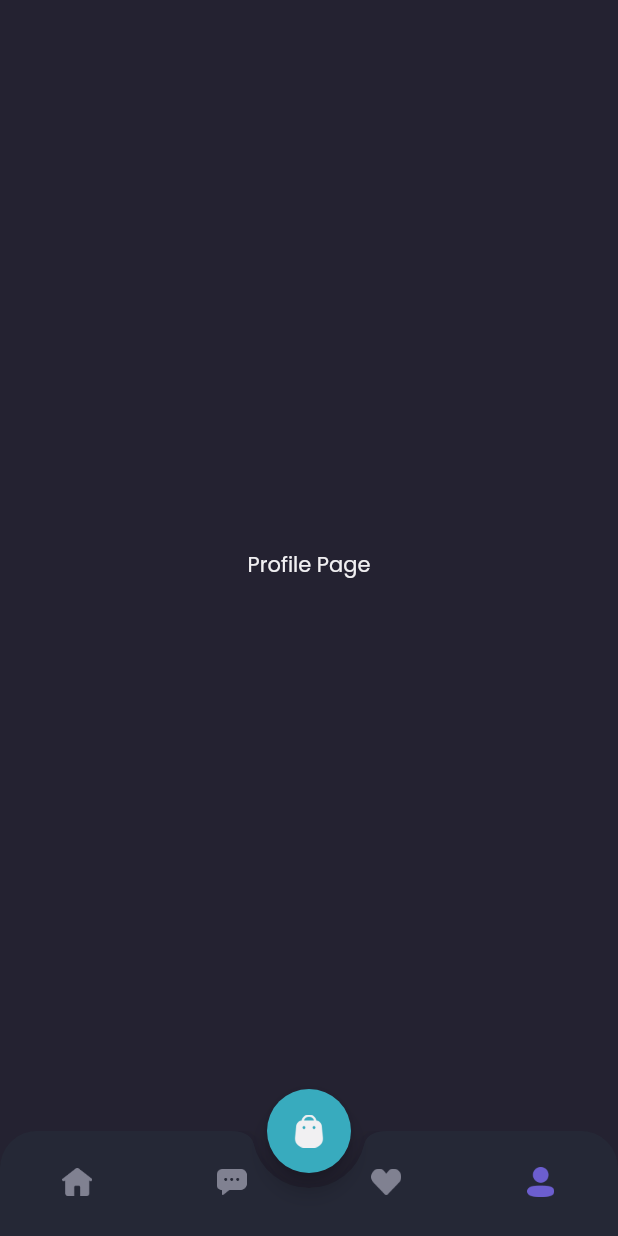
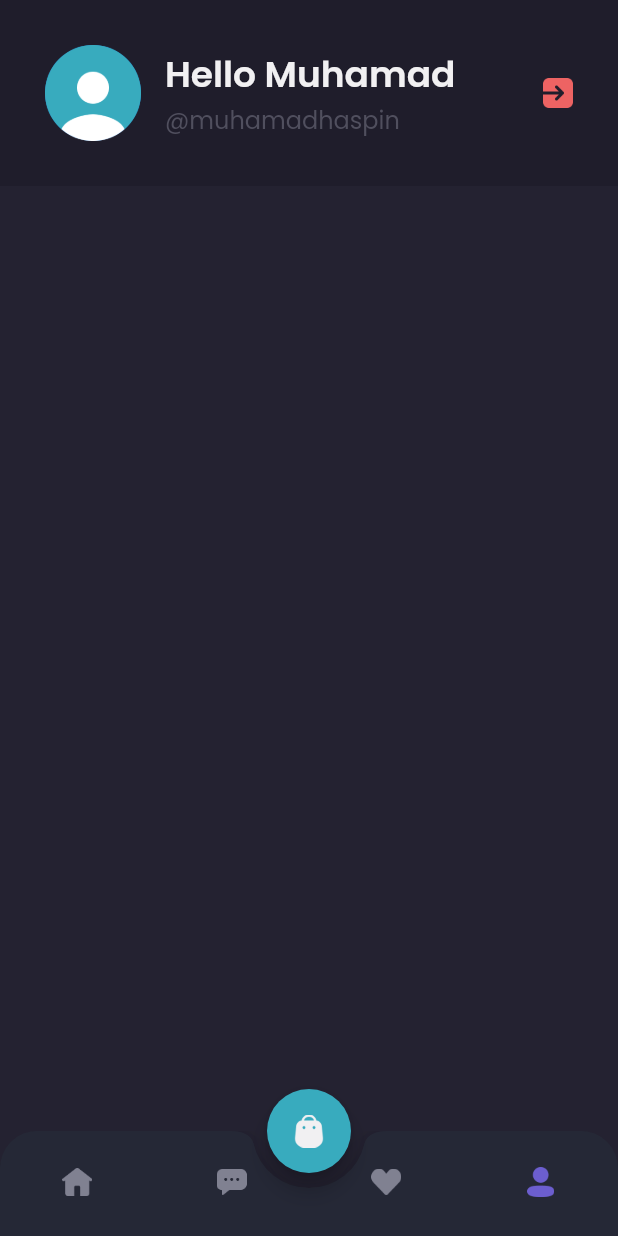
Before and after one commit to muhafs/flutter_yalla, a Flutter app: the MainPage screen opened by its route, item 4 of the bottom bar chosen, on a phone screen of 412 x 824 dp. Run offline on Flutter 3.47's test engine with Material 2 defaults, Android fonts, the phone set to English and light mode, and no system bars; our stand-ins replace google_fonts.

Commit message:
- features: create profile page header

```diff
--- a/lib/pages/navigation/profile_page.dart
+++ b/lib/pages/navigation/profile_page.dart
@@ -11,11 +11,51 @@ class ProfilePage extends StatefulWidget {
 class _ProfilePageState extends State<ProfilePage> {
   @override
   Widget build(BuildContext context) {
-    return Center(
-      child: Text(
-        'Profile Page',
-        style: kTextStylePrimary,
-      ),
+    return Column(
+      children: [
+        AppBar(
+          backgroundColor: kBackground1,
+          elevation: 0,
+          automaticallyImplyLeading: false,
+          flexibleSpace: SafeArea(
+            child: Padding(
+              padding: const EdgeInsets.all(kDefaultMargin),
+              child: Row(
+                children: [
+                  CircleAvatar(
+                    radius: 32,
+                    child: Image.asset('assets/image_profile.png'),
+                  ),
+                  const SizedBox(width: 16),
+                  Expanded(
+                    child: Column(
+                      mainAxisAlignment: MainAxisAlignment.center,
+                      crossAxisAlignment: CrossAxisAlignment.start,
+                      children: [
+                        Text(
+                          'Hello Muhamad',
+                          style: kTextStylePrimary.copyWith(
+                            fontWeight: semibold,
+                            fontSize: 24,
+                          ),
+                        ),
+                        Text(
+                          '@muhamadhaspin',
+                          style: kTextStyleSub.copyWith(fontSize: 16),
+                        ),
+                      ],
+                    ),
+                  ),
+                  Image.asset(
+                    'assets/button_exit.png',
+                    width: 20,
+                  )
+                ],
+              ),
+            ),
+          ),
+        ),
+      ],
     );
   }
 }
```
